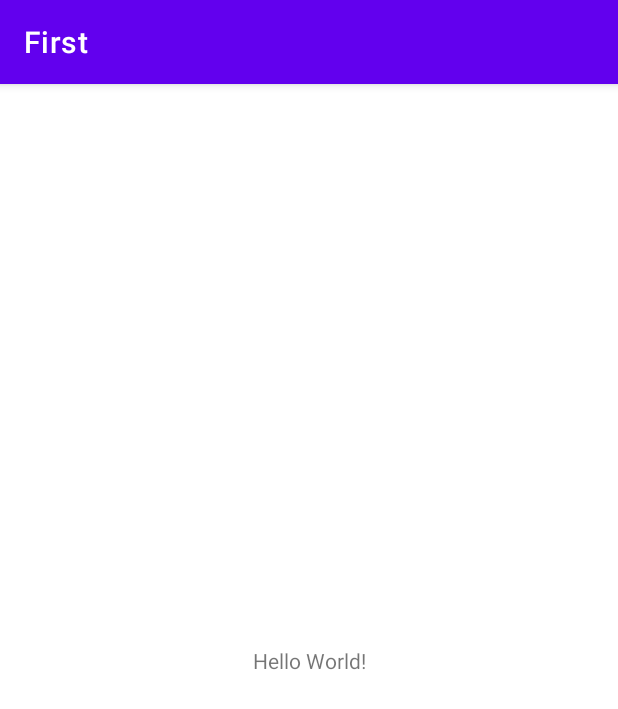
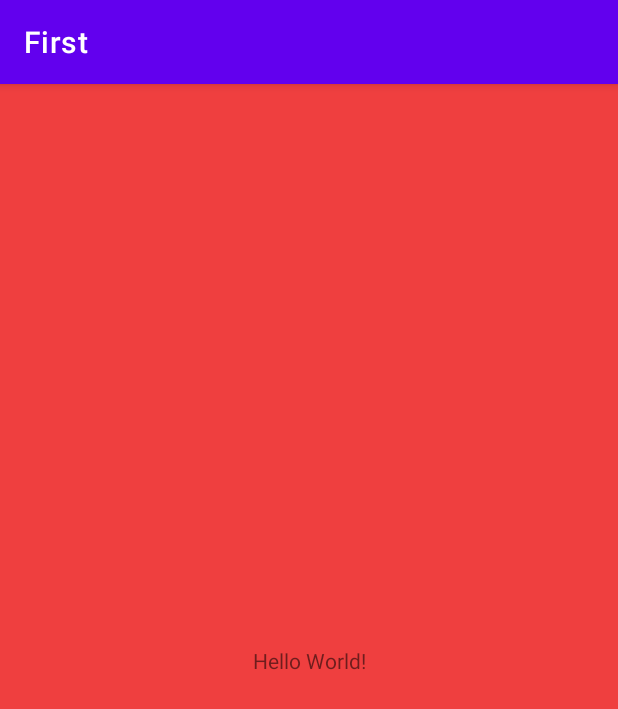
Before and after one commit to Magistr-dot/First, an Android app: the screen it shows after launch (MainActivity), on a phone screen of 412 x 824 dp. Shown: the top 709 px of the screen. Run offline under Robolectric (Android 15) with nearby library versions, the phone set to English and light mode, and no system bars.

Commit message:
background

```diff
--- a/app/src/main/res/layout/activity_main.xml
+++ b/app/src/main/res/layout/activity_main.xml
@@ -4,6 +4,7 @@
     xmlns:tools="http://schemas.android.com/tools"
     android:layout_width="match_parent"
     android:layout_height="match_parent"
+    android:background="#EF3F3F"
     tools:context=".MainActivity">
 
     <TextView
```
